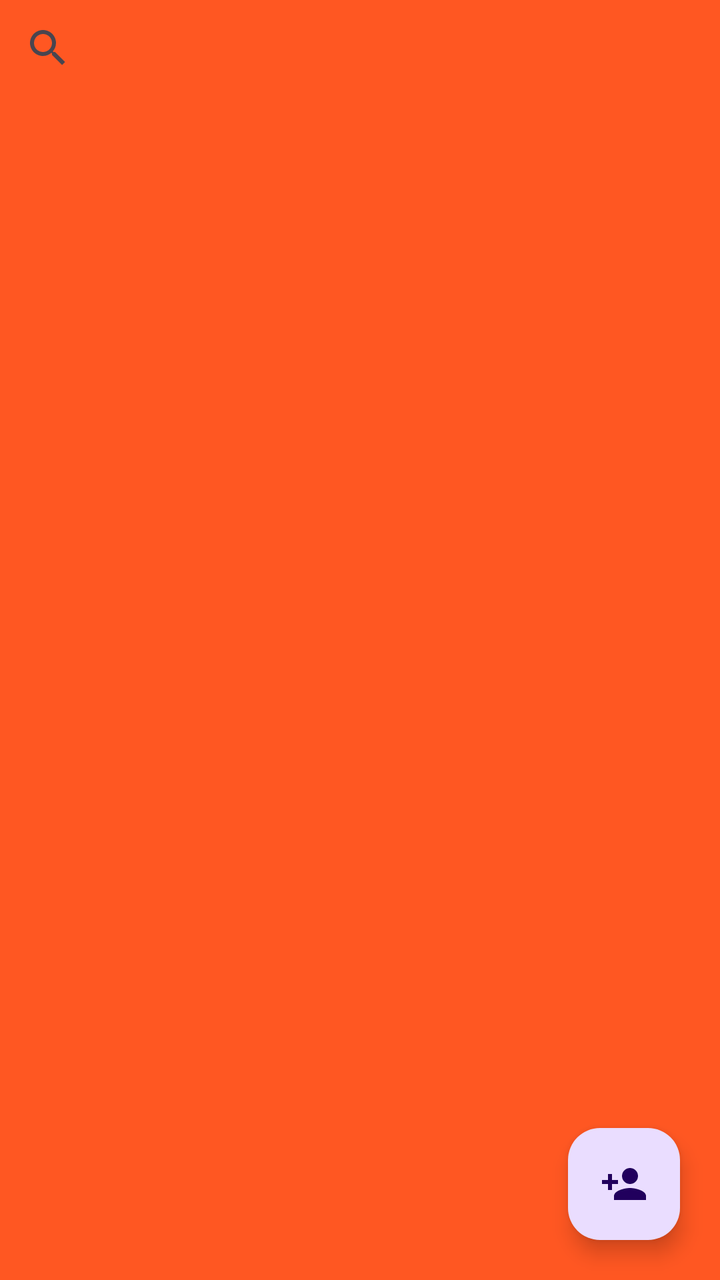
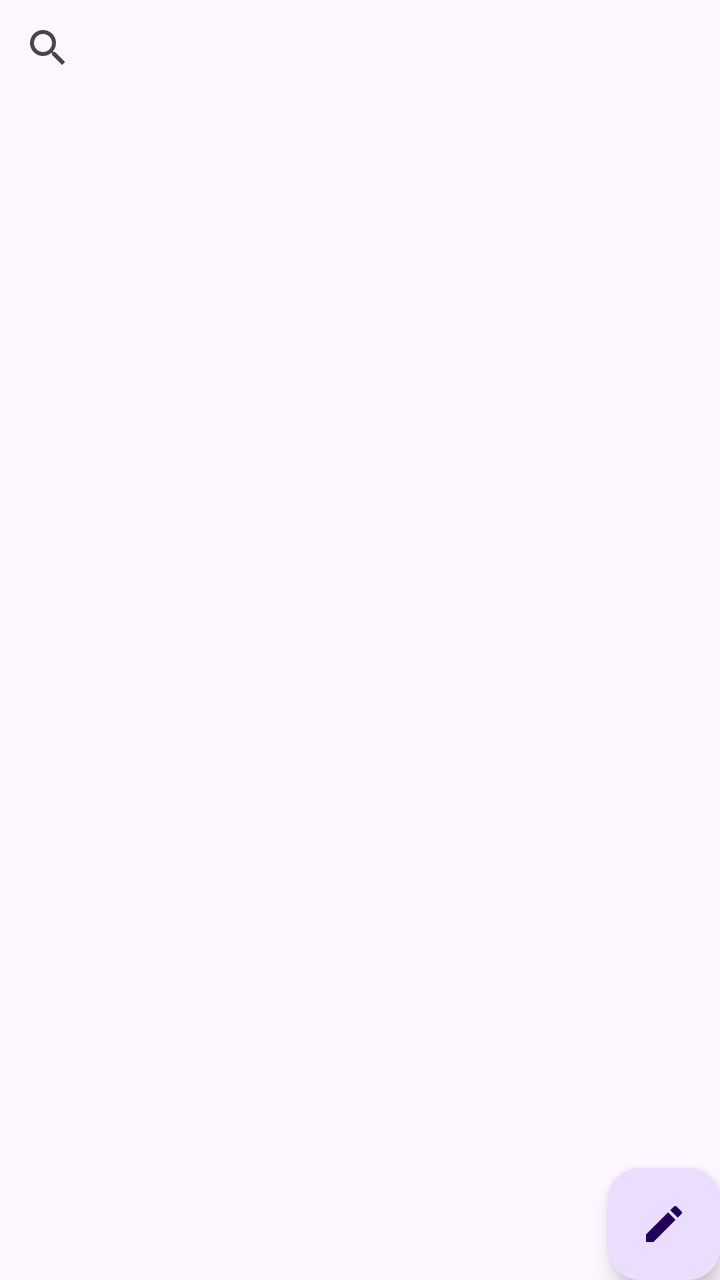

Before-and-after screenshots of an Android layout around one commit, followed by the original layout XML and the change that was made.
<!-- AndroidManifest.xml: application theme Theme.MOTOS -->
<!-- res/layout/activity_personas.xml -->
<?xml version="1.0" encoding="utf-8"?>
<LinearLayout xmlns:android="http://schemas.android.com/apk/res/android"
    xmlns:app="http://schemas.android.com/apk/res-auto"
    xmlns:tools="http://schemas.android.com/tools"
    android:id="@+id/main"
    android:layout_width="match_parent"
    android:layout_height="match_parent"
    android:layout_margin="20dp"
    android:background="#FF5722"
    android:fitsSystemWindows="true"
    android:gravity="center"
    android:orientation="vertical"
    tools:context=".ui.PersonasActivity">

    <SearchView
        android:id="@+id/txtBuscar"
        android:layout_width="match_parent"
        android:layout_height="wrap_content" />

    <androidx.coordinatorlayout.widget.CoordinatorLayout
        android:layout_width="match_parent"
        android:layout_height="wrap_content"
        android:layout_weight=".9">

        <androidx.recyclerview.widget.RecyclerView
            android:id="@+id/registrosCandil"
            android:layout_width="match_parent"
            android:layout_height="match_parent" />

        <com.google.android.material.floatingactionbutton.FloatingActionButton
            android:id="@+id/btnRegistro"
            android:layout_width="wrap_content"
            android:layout_height="wrap_content"
            android:layout_gravity="bottom|right"
            android:layout_margin="20dp"
            android:src="@drawable/baseline_person_add_24" />

        

        
        
        
        
        
        
        
        


    </androidx.coordinatorlayout.widget.CoordinatorLayout>


    


</LinearLayout>
<!-- resources referenced by this layout -->
<resources>
  <!-- drawable baseline_person_add_24 (drawable) -->
  <vector xmlns:android="http://schemas.android.com/apk/res/android" android:height="24dp" android:tint="#000000" android:viewportHeight="24" android:viewportWidth="24" android:width="24dp">
        
      <path android:fillColor="@android:color/white" android:pathData="M15,12c2.21,0 4,-1.79 4,-4s-1.79,-4 -4,-4 -4,1.79 -4,4 1.79,4 4,4zM6,10L6,7L4,7v3L1,10v2h3v3h2v-3h3v-2L6,10zM15,14c-2.67,0 -8,1.34 -8,4v2h16v-2c0,-2.66 -5.33,-4 -8,-4z"/>
      
  </vector>
  <style name="Theme.MOTOS" parent="Base.Theme.MOTOS" />
  <style name="Base.Theme.MOTOS" parent="Theme.Material3.DayNight.NoActionBar">
          
          
      </style>
</resources>

<!-- the commit's change to res/layout/activity_personas.xml (unified diff, before → after) -->
@@ -2,55 +2,35 @@
 <LinearLayout xmlns:android="http://schemas.android.com/apk/res/android"
     xmlns:app="http://schemas.android.com/apk/res-auto"
     xmlns:tools="http://schemas.android.com/tools"
-    android:id="@+id/main"
     android:layout_width="match_parent"
     android:layout_height="match_parent"
-    android:layout_margin="20dp"
-    android:background="#FF5722"
-    android:fitsSystemWindows="true"
-    android:gravity="center"
+    android:layout_margin="25sp"
     android:orientation="vertical"
-    tools:context=".ui.PersonasActivity">
+    tools:context=".MainActivity">
 
     <SearchView
-        android:id="@+id/txtBuscar"
+        android:id="@+id/txtBuscador"
         android:layout_width="match_parent"
         android:layout_height="wrap_content" />
 
     <androidx.coordinatorlayout.widget.CoordinatorLayout
         android:layout_width="match_parent"
-        android:layout_height="wrap_content"
-        android:layout_weight=".9">
+        android:layout_height="match_parent"
+        android:layout_marginTop="25sp">
 
         <androidx.recyclerview.widget.RecyclerView
-            android:id="@+id/registrosCandil"
+            android:id="@+id/registrosPersonas"
             android:layout_width="match_parent"
             android:layout_height="match_parent" />
 
         <com.google.android.material.floatingactionbutton.FloatingActionButton
-            android:id="@+id/btnRegistro"
+            android:id="@+id/btnIngresos"
             android:layout_width="wrap_content"
             android:layout_height="wrap_content"
             android:layout_gravity="bottom|right"
-            android:layout_margin="20dp"
-            android:src="@drawable/baseline_person_add_24" />
-
-        
-
-        
-        
-        
-        
-        
-        
-        
-        
-
+            android:src="@drawable/baseline_create_24" />
 
     </androidx.coordinatorlayout.widget.CoordinatorLayout>
 
 
-    
-
-
 </LinearLayout>
<!-- resource entries referenced after the edit -->
@@ -1,9 +1,9 @@
 <!-- resources referenced by this layout -->
 <resources>
-  <!-- drawable baseline_person_add_24 (drawable) -->
+  <!-- drawable baseline_create_24 (drawable) -->
   <vector xmlns:android="http://schemas.android.com/apk/res/android" android:height="24dp" android:tint="#000000" android:viewportHeight="24" android:viewportWidth="24" android:width="24dp">
         
-      <path android:fillColor="@android:color/white" android:pathData="M15,12c2.21,0 4,-1.79 4,-4s-1.79,-4 -4,-4 -4,1.79 -4,4 1.79,4 4,4zM6,10L6,7L4,7v3L1,10v2h3v3h2v-3h3v-2L6,10zM15,14c-2.67,0 -8,1.34 -8,4v2h16v-2c0,-2.66 -5.33,-4 -8,-4z"/>
+      <path android:fillColor="@android:color/white" android:pathData="M3,17.25V21h3.75L17.81,9.94l-3.75,-3.75L3,17.25zM20.71,7.04c0.39,-0.39 0.39,-1.02 0,-1.41l-2.34,-2.34c-0.39,-0.39 -1.02,-0.39 -1.41,0l-1.83,1.83 3.75,3.75 1.83,-1.83z"/>
       
   </vector>
   <style name="Theme.MOTOS" parent="Base.Theme.MOTOS" />
